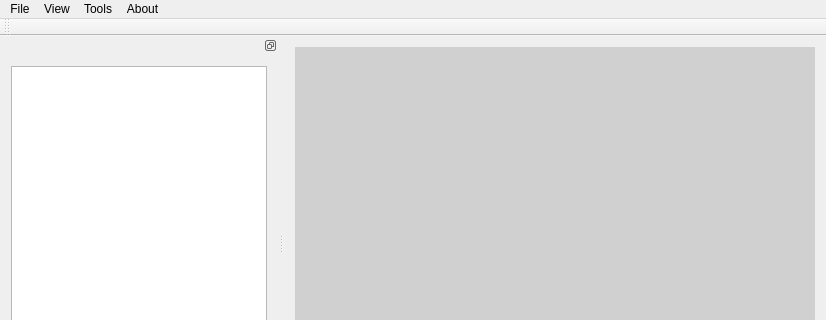
This is ui/mainwindow.ui in koromodako/picsou as Qt 5 draws it before an edit; both pictures show x 0 to 826 and y 0 to 320 of the 826 by 472 pixel window. The edited form follows.
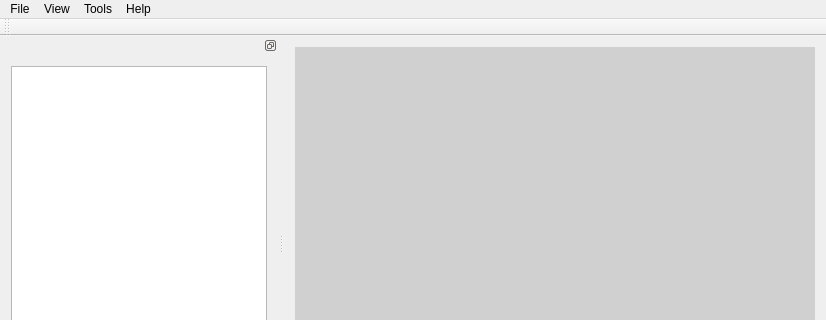
This is the edited form.

```diff
--- a/ui/mainwindow.ui
+++ b/ui/mainwindow.ui
@@ -39,7 +39,7 @@
      <height>20</height>
     </rect>
    </property>
-   <widget class="QMenu" name="menu_file">
+   <widget class="QMenu" name="file_menu">
     <property name="title">
      <string>File</string>
     </property>
@@ -53,30 +53,30 @@
     <addaction name="separator"/>
     <addaction name="action_quit"/>
    </widget>
-   <widget class="QMenu" name="menu_tools">
+   <widget class="QMenu" name="tools_menu">
     <property name="title">
      <string>Tools</string>
     </property>
     <addaction name="action_statistics"/>
    </widget>
-   <widget class="QMenu" name="menu_about">
+   <widget class="QMenu" name="help_menu">
     <property name="title">
-     <string>About</string>
+     <string>Help</string>
     </property>
     <addaction name="action_about_picsou"/>
     <addaction name="action_about_qt"/>
     <addaction name="separator"/>
     <addaction name="action_star_me_on_github"/>
    </widget>
-   <widget class="QMenu" name="menu_view">
+   <widget class="QMenu" name="view_menu">
     <property name="title">
      <string>View</string>
     </property>
    </widget>
-   <addaction name="menu_file"/>
-   <addaction name="menu_view"/>
-   <addaction name="menu_tools"/>
-   <addaction name="menu_about"/>
+   <addaction name="file_menu"/>
+   <addaction name="view_menu"/>
+   <addaction name="tools_menu"/>
+   <addaction name="help_menu"/>
   </widget>
   <widget class="QToolBar" name="tool_bar">
    <attribute name="toolBarArea">
```
Left out of the diff: 4 changed lines with no effect on the pictures.
